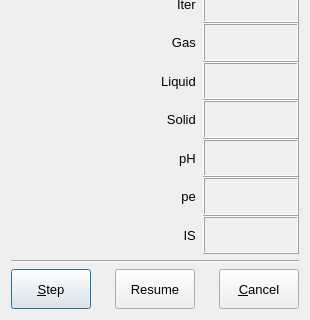
gemshub/GEMSGUI, file gems3/vizor4/dlg4/ProgressDialog4.ui: the form before one commit; both pictures show x 0 to 310 and y 140 to 460 of the 310 by 460 pixel window.
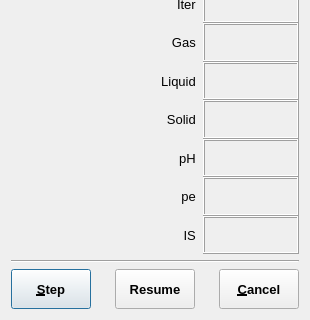
The form after the commit.

What changed in the file:
```diff
--- a/gems3/vizor4/dlg4/ProgressDialog4.ui
+++ b/gems3/vizor4/dlg4/ProgressDialog4.ui
@@ -479,6 +479,12 @@
          <height>40</height>
         </size>
        </property>
+       <property name="font">
+        <font>
+         <weight>75</weight>
+         <bold>true</bold>
+        </font>
+       </property>
        <property name="toolTip">
         <string>Make next iteration in Stepwise mode</string>
        </property>
@@ -520,6 +526,12 @@
          <height>40</height>
         </size>
        </property>
+       <property name="font">
+        <font>
+         <weight>75</weight>
+         <bold>true</bold>
+        </font>
+       </property>
        <property name="toolTip">
         <string>Make all iteration in Stepwise mode</string>
        </property>
@@ -558,6 +570,12 @@
          <height>40</height>
         </size>
        </property>
+       <property name="font">
+        <font>
+         <weight>75</weight>
+         <bold>true</bold>
+        </font>
+       </property>
        <property name="toolTip">
         <string>Do not save IPM results to database (or cancel IPM run in Stepwise mode)</string>
        </property>
```
